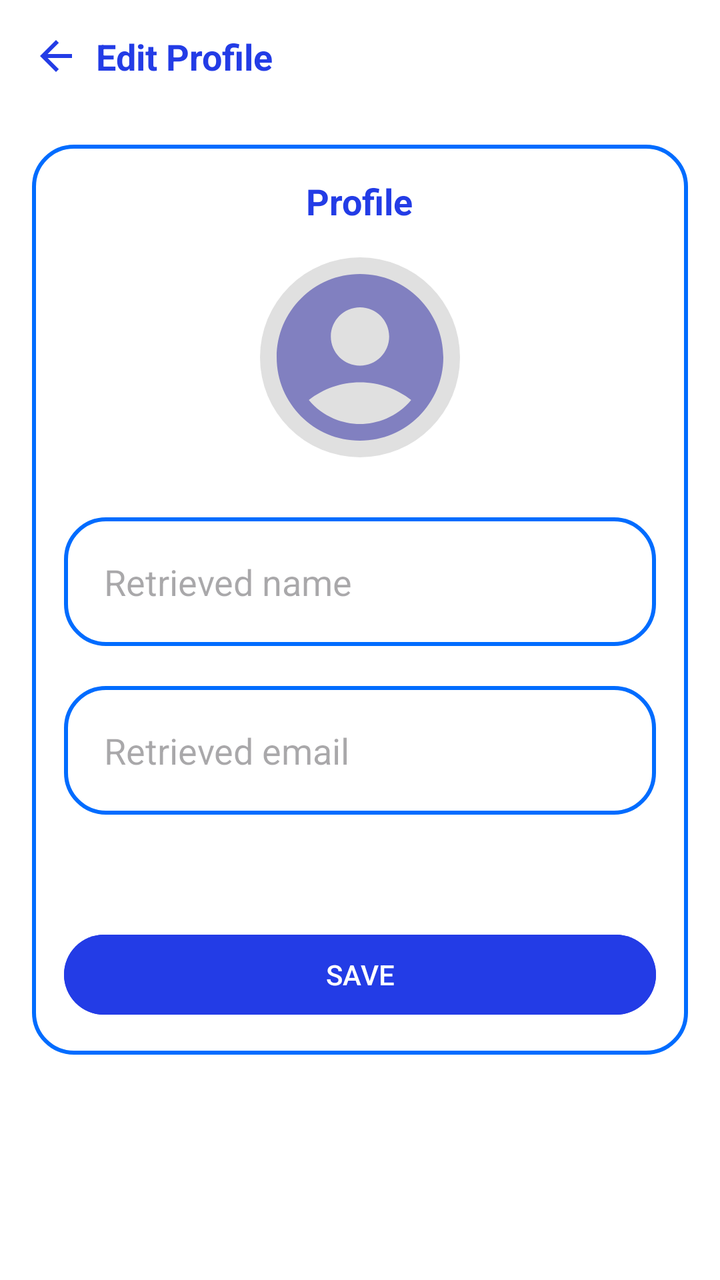
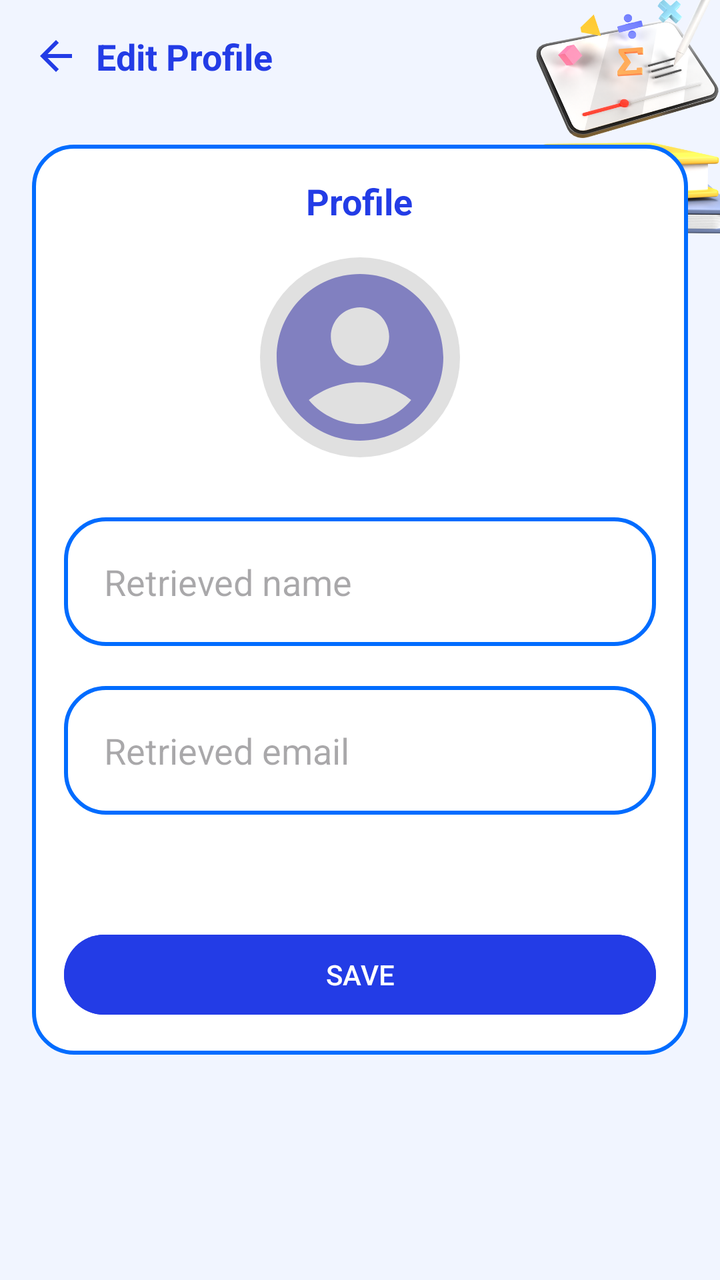

Screens rendered from an Android XML layout before and after an edit, with the pre-edit source and the edit as a unified diff.
<!-- AndroidManifest.xml: application theme Theme.Project_JomStudy -->
<!-- res/layout/activity_edit_profile.xml -->
<?xml version="1.0" encoding="utf-8"?>

<LinearLayout
    xmlns:android="http://schemas.android.com/apk/res/android"
    android:layout_width="match_parent"
    android:layout_height="match_parent"
    android:orientation="vertical"
    android:padding="16dp"
    android:background="@android:color/white">

    
    <LinearLayout
        android:layout_width="match_parent"
        android:layout_height="wrap_content"
        android:orientation="horizontal"
        android:gravity="center_vertical">

        <ImageView
            android:id="@+id/backButton"
            android:layout_width="24dp"
            android:layout_height="24dp"
            android:src="@drawable/baseline_arrow_back_24"
            android:contentDescription="Back" />

        <TextView
            android:layout_width="wrap_content"
            android:layout_height="wrap_content"
            android:layout_marginStart="8dp"
            android:text="Edit Profile"
            android:textColor="@color/blue_text"
            android:textSize="18sp"
            android:textStyle="bold" />
    </LinearLayout>

    
    <LinearLayout
        android:layout_width="match_parent"
        android:layout_height="wrap_content"
        android:layout_marginTop="32dp"
        android:background="@drawable/custom_edit_text"
        android:orientation="vertical"
        android:padding="16dp"
        android:gravity="center">

        <TextView
            android:layout_width="wrap_content"
            android:layout_height="wrap_content"
            android:text="Profile"
            android:textColor="@color/blue_text"
            android:textStyle="bold"
            android:textSize="18sp" />

        <ImageView
            android:id="@+id/profileImageView"
            android:layout_width="100dp"
            android:layout_height="100dp"
            android:src="@drawable/baseline_account_circle_24"
            android:layout_marginTop="16dp"
            android:layout_gravity="center"
            android:scaleType="centerCrop"
            android:background="@drawable/circle_background" />

        <EditText
            android:id="@+id/nameEditText"
            android:layout_width="match_parent"
            android:layout_height="wrap_content"
            android:layout_marginTop="30dp"
            android:hint="Retrieved name"
            android:background="@drawable/custom_edit_text"
            android:padding="20dp"
            android:inputType="text" />

        <EditText
            android:id="@+id/emailEditText"
            android:layout_width="match_parent"
            android:layout_height="wrap_content"
            android:layout_marginTop="20dp"
            android:hint="Retrieved email"
            android:background="@drawable/custom_edit_text"
            android:padding="20dp"
            android:inputType="textEmailAddress" />

        <Button
            android:id="@+id/saveButton"
            android:layout_width="match_parent"
            android:layout_height="wrap_content"
            android:layout_marginTop="56dp"
            android:text="SAVE"
            android:backgroundTint="@color/blue_text"
            android:textColor="@android:color/white" />
    </LinearLayout>

</LinearLayout>
<!-- resources referenced by this layout -->
<resources>
  <color name="blue_text">#233ce6</color>
  <!-- drawable baseline_account_circle_24 (drawable) -->
  <vector xmlns:android="http://schemas.android.com/apk/res/android" android:height="30dp" android:tint="#8180C0" android:viewportHeight="24" android:viewportWidth="24" android:width="30dp">
        
      <path android:fillColor="@android:color/white" android:pathData="M12,2C6.48,2 2,6.48 2,12s4.48,10 10,10s10,-4.48 10,-10S17.52,2 12,2zM12,6c1.93,0 3.5,1.57 3.5,3.5S13.93,13 12,13s-3.5,-1.57 -3.5,-3.5S10.07,6 12,6zM12,20c-2.03,0 -4.43,-0.82 -6.14,-2.88C7.55,15.8 9.68,15 12,15s4.45,0.8 6.14,2.12C16.43,19.18 14.03,20 12,20z"/>
      
  </vector>
  <!-- drawable baseline_arrow_back_24 (drawable) -->
  <vector xmlns:android="http://schemas.android.com/apk/res/android" android:autoMirrored="true" android:height="24dp" android:tint="@color/blue_text" android:viewportHeight="24" android:viewportWidth="24" android:width="24dp">
  
      <path android:fillColor="@android:color/white" android:pathData="M20,11H7.83l5.59,-5.59L12,4l-8,8 8,8 1.41,-1.41L7.83,13H20v-2z"/>
      
  </vector>
  <!-- drawable circle_background (drawable) -->
  <?xml version="1.0" encoding="utf-8"?>
  
  <shape xmlns:android="http://schemas.android.com/apk/res/android">
      <solid android:color="#E0E0E0"/>
      <corners android:radius="50dp"/>
  </shape>
  <!-- drawable custom_edit_text (drawable) -->
  <?xml version="1.0" encoding="utf-8"?>
  <shape xmlns:android="http://schemas.android.com/apk/res/android"
      android:shape="rectangle">
      <solid android:color="#FFFFFF" />
      <stroke
          android:width="2dp"
          android:color="@color/dark_blue"/>
  
      <corners
          android:radius="20dp"/>
  
  </shape>
  <style name="Theme.Project_JomStudy" parent="Base.Theme.Project_JomStudy" />
  <color name="dark_blue">#006cff</color>
  <style name="Base.Theme.Project_JomStudy" parent="Theme.Material3.DayNight.NoActionBar" />
</resources>

<!-- the commit's change to res/layout/activity_edit_profile.xml (unified diff, before → after) -->
@@ -6,7 +6,7 @@
     android:layout_height="match_parent"
     android:orientation="vertical"
     android:padding="16dp"
-    android:background="@android:color/white">
+    android:background="@drawable/coursebg">
 
     
     <LinearLayout
<!-- resource entries referenced after the edit -->
@@ -20,6 +20,7 @@
       <solid android:color="#E0E0E0"/>
       <corners android:radius="50dp"/>
   </shape>
+  <!-- drawable coursebg: png bitmap (drawable, 115098 bytes) -->
   <!-- drawable custom_edit_text (drawable) -->
   <?xml version="1.0" encoding="utf-8"?>
   <shape xmlns:android="http://schemas.android.com/apk/res/android"
